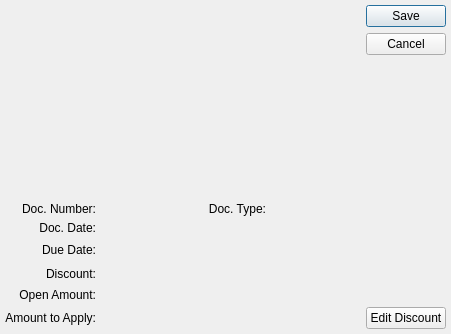
Before: the Qt Designer form guiclient/cashReceiptItem.ui in knowhow/xtuple, drawn with Qt 5.
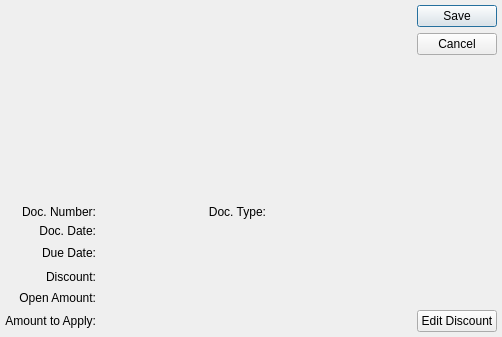
After: the same form once the commit is applied. Custom widgets are drawn as their Qt base class.

Diff of the .ui file:
```diff
--- a/guiclient/cashReceiptItem.ui
+++ b/guiclient/cashReceiptItem.ui
@@ -13,8 +13,8 @@
    <rect>
     <x>0</x>
     <y>0</y>
-    <width>451</width>
-    <height>334</height>
+    <width>502</width>
+    <height>337</height>
    </rect>
   </property>
   <property name="windowTitle">
```
Left out of the diff: 2 changed lines with no effect on the pictures.
